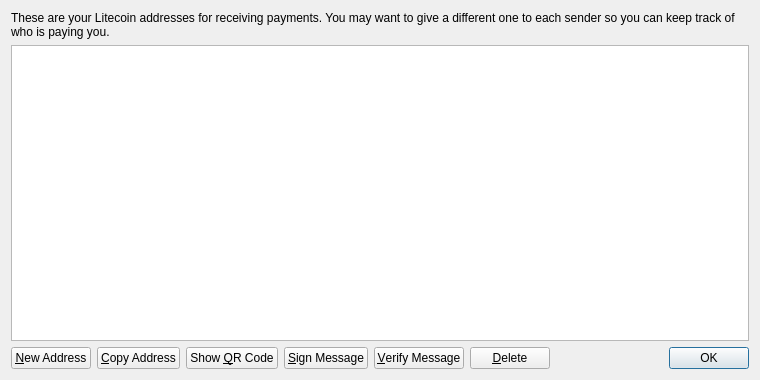
Old version of the form src/qt/forms/addressbookpage.ui in the repository pcheddar/primecoin.
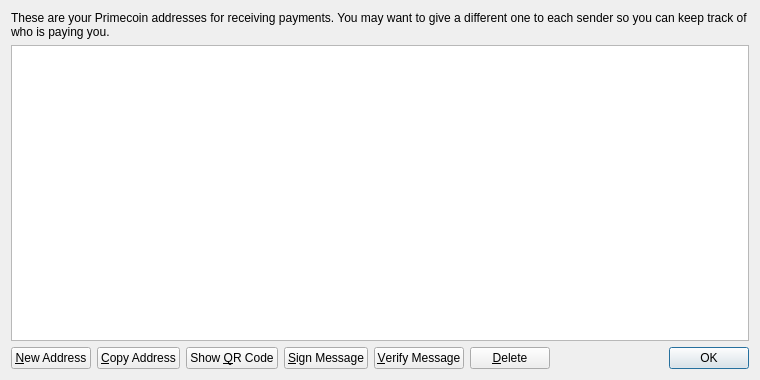
New version of the form. Icons and pictures are not drawn.

Commit message: Renamed Primecoin

Patch:
```diff
--- a/src/qt/forms/addressbookpage.ui
+++ b/src/qt/forms/addressbookpage.ui
@@ -17,7 +17,7 @@
    <item>
     <widget class="QLabel" name="labelExplanation">
      <property name="text">
-      <string>These are your Litecoin addresses for receiving payments. You may want to give a different one to each sender so you can keep track of who is paying you.</string>
+      <string>These are your Primecoin addresses for receiving payments. You may want to give a different one to each sender so you can keep track of who is paying you.</string>
      </property>
      <property name="textFormat">
       <enum>Qt::PlainText</enum>
```
The commit also changes 89 other files.
